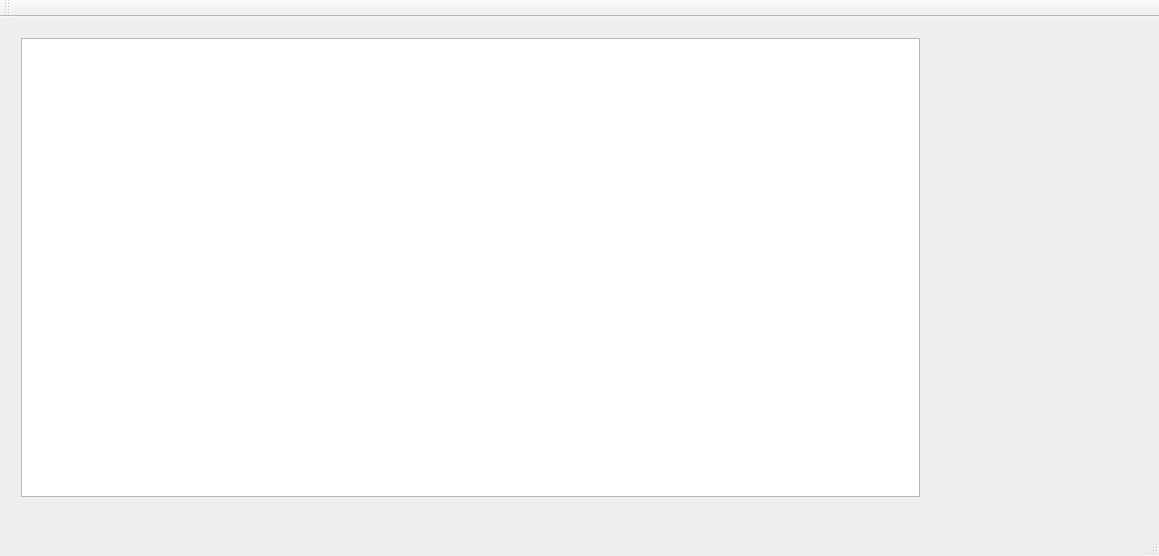
akiracrying/process-enjoyer, file process-enjoyer/processenjoyer.ui: the form before one commit.
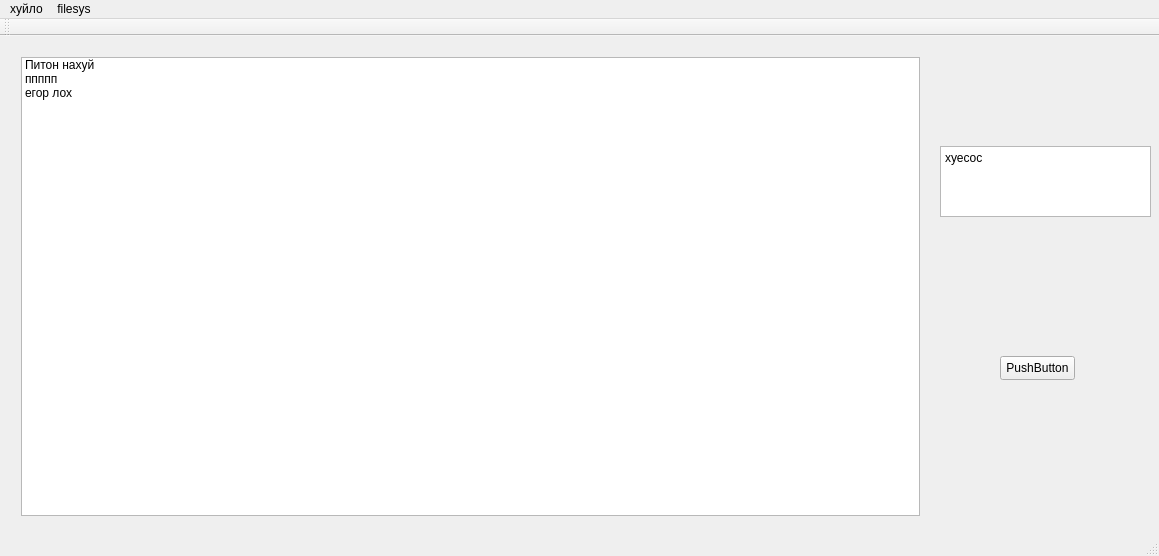
The form after the commit.

Commit message: [codedrop] Хуйло ебанное блядь

The edit to the form file:
```diff
--- a/process-enjoyer/processenjoyer.ui
+++ b/process-enjoyer/processenjoyer.ui
@@ -25,10 +25,57 @@
     </property>
     <layout class="QVBoxLayout" name="verticalLayout">
      <item>
-      <widget class="QListWidget" name="listWidget"/>
+      <widget class="QListWidget" name="listWidget">
+       <item>
+        <property name="text">
+         <string>Питон нахуй</string>
+        </property>
+       </item>
+       <item>
+        <property name="text">
+         <string>ппппп</string>
+        </property>
+       </item>
+       <item>
+        <property name="text">
+         <string>егор лох</string>
+        </property>
+       </item>
+      </widget>
      </item>
     </layout>
    </widget>
+   <widget class="QPushButton" name="pushButton">
+    <property name="geometry">
+     <rect>
+      <x>1000</x>
+      <y>320</y>
+      <width>75</width>
+      <height>24</height>
+     </rect>
+    </property>
+    <property name="text">
+     <string>PushButton</string>
+    </property>
+   </widget>
+   <widget class="QTextBrowser" name="textBrowser">
+    <property name="geometry">
+     <rect>
+      <x>940</x>
+      <y>110</y>
+      <width>211</width>
+      <height>71</height>
+     </rect>
+    </property>
+    <property name="html">
+     <string>&lt;!DOCTYPE HTML PUBLIC &quot;-//W3C//DTD HTML 4.0//EN&quot; &quot;http://www.w3.org/TR/REC-html40/strict.dtd&quot;&gt;
+&lt;html&gt;&lt;head&gt;&lt;meta name=&quot;qrichtext&quot; content=&quot;1&quot; /&gt;&lt;meta charset=&quot;utf-8&quot; /&gt;&lt;style type=&quot;text/css&quot;&gt;
+p, li { white-space: pre-wrap; }
+&lt;/style&gt;&lt;/head&gt;&lt;body style=&quot; font-family:'Segoe UI'; font-size:9pt; font-weight:400; font-style:normal;&quot;&gt;
+&lt;p style=&quot; margin-top:0px; margin-bottom:0px; margin-left:0px; margin-right:0px; -qt-block-indent:0; text-indent:0px;&quot;&gt;хуесос&lt;/p&gt;
+&lt;p style=&quot;-qt-paragraph-type:empty; margin-top:0px; margin-bottom:0px; margin-left:0px; margin-right:0px; -qt-block-indent:0; text-indent:0px;&quot;&gt;&lt;br /&gt;&lt;/p&gt;&lt;/body&gt;&lt;/html&gt;</string>
+    </property>
+   </widget>
   </widget>
   <widget class="QMenuBar" name="menuBar">
    <property name="geometry">
@@ -39,6 +86,18 @@
      <height>22</height>
     </rect>
    </property>
+   <widget class="QMenu" name="menu">
+    <property name="title">
+     <string>хуйло</string>
+    </property>
+   </widget>
+   <widget class="QMenu" name="menufilesys">
+    <property name="title">
+     <string>filesys</string>
+    </property>
+   </widget>
+   <addaction name="menu"/>
+   <addaction name="menufilesys"/>
   </widget>
   <widget class="QToolBar" name="mainToolBar">
    <attribute name="toolBarArea">
```
Left out of the diff: 35 changed lines with no effect on the pictures. The commit also changes 1 other file.
